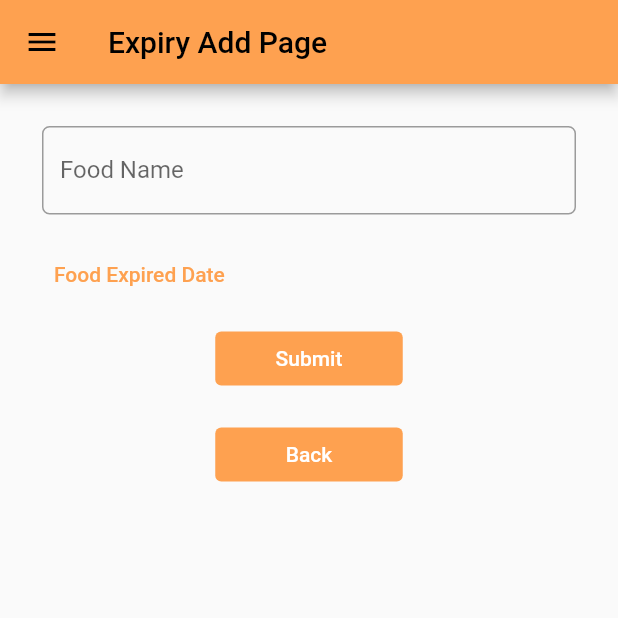
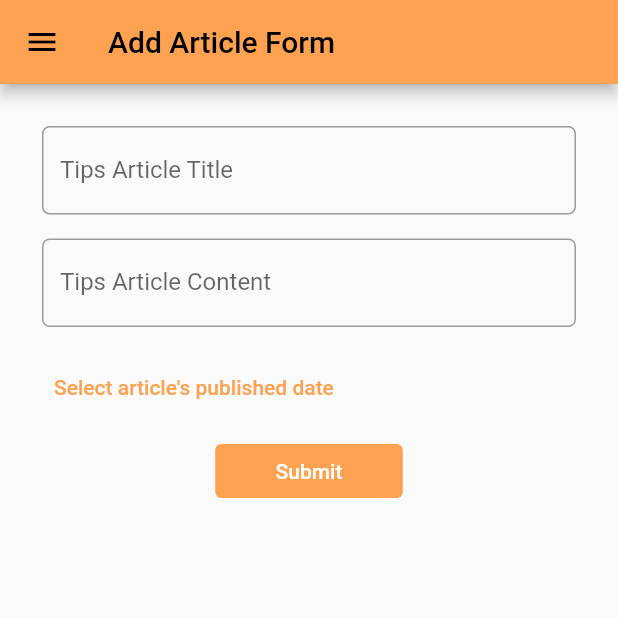
Before and after one commit to ramyanareswari/fooody-mobile-app, a Flutter app: the AddArticlePage screen opened directly, on a phone screen of 412 x 824 dp, the top half of it. Run offline on Flutter 3.47's test engine with Material 2 defaults, Android fonts, the phone set to English and light mode, and no system bars; our stand-ins replace shared_preferences; accounts and stored records are empty; network calls fail.

Commit message:
upgrade: tips module

```diff
--- a/tips/lib/common/fetch_tips.dart
+++ b/tips/lib/common/fetch_tips.dart
@@ -4,6 +4,7 @@ import 'package:flutter/material.dart';
 import 'package:http/http.dart' as http;
 import 'dart:convert';
 import 'package:tips/models/tips_model.dart';
+import 'package:fooody/common/cookie_request.dart';
 
 
 Future<List<MyArticle>> fetchWatchList() async {
@@ -14,6 +15,7 @@ Future<List<MyArticle>> fetchWatchList() async {
     headers: {
       "Access-Control-Allow-Origin": "*",
       "Content-Type": "application/json",
+      'Accept': '*/*'
     },
   );
 
--- a/tips/lib/screens/add_tips.dart
+++ b/tips/lib/screens/add_tips.dart
@@ -1,8 +1,13 @@
-// ignore_for_file: non_constant_identifier_names
+// ignore_for_file: non_constant_identifier_names, use_build_context_synchronously, unused_import, depend_on_referenced_packages, unused_local_variable
 
 import 'package:flutter/material.dart';
 import 'package:fooody/widgets/drawer.dart';
+import 'package:tips/screens/tips_home_page.dart';
 
+import 'dart:convert' as convert;
+import 'package:http/http.dart' as http;
+import 'package:provider/provider.dart';
+import 'package:fooody/common/cookie_request.dart';
 
 class AddArticlePage extends StatefulWidget {
   const AddArticlePage({Key? key}) : super(key: key);
@@ -13,14 +18,16 @@ class AddArticlePage extends StatefulWidget {
 
 class _AddArticlePage extends State<AddArticlePage> {
   final _formKey = GlobalKey<FormState>();
-  String food_name = "";
-  DateTime? food_expired_date;
+  String typedtitle = "";
+  String typedcontent = "";
+  DateTime typedpublish = DateTime.now();
 
   @override
   Widget build(BuildContext context) {
+    final request = context.watch<CookieRequest>();
     return Scaffold(
       appBar: AppBar(
-        title: const Text("Expiry Add Page"),
+        title: const Text("Add Article Form"),
       ),
       drawer: const AppDrawer(),
       body: Form(
@@ -36,8 +43,7 @@ class _AddArticlePage extends State<AddArticlePage> {
                   padding: const EdgeInsets.all(8.0),
                   child: TextFormField(
                     decoration: InputDecoration(
-                      hintText: "Example: Mi Yamin Fasilkom",
-                      labelText: "Food Name",
+                      labelText: "Tips Article Title",
                       // Menambahkan circular border agar lebih rapi
                       border: OutlineInputBorder(
                         borderRadius: BorderRadius.circular(5.0),
@@ -46,19 +52,51 @@ class _AddArticlePage extends State<AddArticlePage> {
                     // Menambahkan behavior saat nama diketik
                     onChanged: (String? value) {
                       setState(() {
-                        food_name = value!;
+                        typedtitle = value!;
                       });
                     },
                     // Menambahkan behavior saat data disimpan
                     onSaved: (String? value) {
                       setState(() {
-                        food_name = value!;
+                        typedtitle = value!;
                       });
                     },
                     // Validator sebagai validasi form
                     validator: (String? value) {
                       if (value == null || value.isEmpty) {
-                        return 'Food name can\'t be empty!';
+                        return 'Title cannot be empty';
+                      }
+                      return null;
+                    },
+                  ),
+                ),
+                Padding(
+                  // Menggunakan padding sebesar 8 pixels
+                  padding: const EdgeInsets.all(8.0),
+                  child: TextFormField(
+                    decoration: InputDecoration(
+                      labelText: "Tips Article Content",
+                      // Menambahkan circular border agar lebih rapi
+                      border: OutlineInputBorder(
+                        borderRadius: BorderRadius.circular(5.0),
+                      ),
+                    ),
+                    // Menambahkan behavior saat nama diketik
+                    onChanged: (String? value) {
+                      setState(() {
+                        typedcontent = value!;
+                      });
+                    },
+                    // Menambahkan behavior saat data disimpan
+                    onSaved: (String? value) {
+                      setState(() {
+                        typedcontent = value!;
+                      });
+                    },
+                    // Validator sebagai validasi form
+                    validator: (String? value) {
+                      if (value == null || value.isEmpty) {
+                        return 'Content cannot be empty!';
                       }
                       return null;
                     },
@@ -68,7 +106,7 @@ class _AddArticlePage extends State<AddArticlePage> {
                   // Menggunakan padding sebesar 8 pixels
                   padding: const EdgeInsets.all(8.0),
                   child: TextButton(
-                    child: const Text("Food Expired Date"),
+                    child: const Text("Select article's published date"),
                     onPressed: () {
                       showDatePicker(
                         context: context,
@@ -77,7 +115,7 @@ class _AddArticlePage extends State<AddArticlePage> {
                         lastDate: DateTime(2200),
                       ).then((date) {
                         setState(() {
-                          food_expired_date = date;
+                          typedpublish = date!;
                         });
                       });
                     },
@@ -93,42 +131,34 @@ class _AddArticlePage extends State<AddArticlePage> {
                             backgroundColor: MaterialStateProperty.all(
                                 const Color(0xFFFEA150)),
                           ),
-                          onPressed: () {
-                            if (_formKey.currentState!.validate() &&
-                                food_expired_date != null) {
-
-                              setState(() {
-                                food_name = "";
-                                food_expired_date = null;
-                              });
-
-                              Navigator.pop(context);
-                            }
-                          },
                           child: const Text(
                             "Submit",
                             style: TextStyle(color: Colors.white),
                           ),
-                        ),
-                      ),
-                      const SizedBox(
-                        width: 100,
-                        child: Text(""),
-                      ),
-                      SizedBox(
-                        width: 125,
-                        child: TextButton(
-                          style: ButtonStyle(
-                            backgroundColor: MaterialStateProperty.all(
-                                const Color(0xFFFEA150)),
-                          ),
-                          onPressed: () {
-                            Navigator.pop(context);
+                          onPressed: () async {
+                            if (_formKey.currentState!.validate()) {
+                              final response = await request.post(
+                                  "https://fooodybuddy.up.railway.app/tips/flutter/add-article-flutter/",
+                                  {
+                                    'title': typedtitle,
+                                    'content': typedcontent,
+                                    'publish': typedpublish,
+                                  });
+
+                              ScaffoldMessenger.of(context)
+                                  .showSnackBar(const SnackBar(
+                                content: Text("Successfully added an article!",
+                                    style: TextStyle(fontFamily: 'Poppins')),
+                              ));
+                              Navigator.pushReplacement(
+                                context,
+                                MaterialPageRoute(
+                                    builder: (context) =>
+                                        const AddArticlePage()),
+                              );
+                            }
                           },
-                          child: const Text(
-                            "Back",
-                            style: TextStyle(color: Colors.white),
-                          ),
+
                         ),
                       ),
                     ],
--- a/tips/lib/screens/detail_tips_page.dart
+++ b/tips/lib/screens/detail_tips_page.dart
@@ -5,10 +5,7 @@ import 'package:tips/models/tips_model.dart';
 import 'package:intl/intl.dart';
 
 class DetailTipsPage extends StatefulWidget {
-  const DetailTipsPage({
-    super.key,
-    required this.model,
-  });
+  const DetailTipsPage({super.key, required this.model});
   static const String routeName = "detail-tips";
   final MyArticle model;
 
--- a/tips/lib/widgets/widget.dart
+++ b/tips/lib/widgets/widget.dart
@@ -1,6 +1,12 @@
+// ignore_for_file: unused_import, depend_on_referenced_packages, unused_local_variable
+
 import 'package:flutter/material.dart';
 import 'package:tips/models/tips_model.dart';
 import 'package:tips/screens/detail_tips_page.dart';
+import 'package:fooody/common/cookie_request.dart';
+import 'dart:convert' as convert;
+import 'package:fooody/screens/login.dart';
+import 'package:provider/provider.dart';
 
 class ArticleItem extends StatelessWidget {
   const ArticleItem({
@@ -12,6 +18,7 @@ class ArticleItem extends StatelessWidget {
 
   @override
   Widget build(BuildContext context) {
+    final request = context.watch<CookieRequest>();
     return Card(
       margin: const EdgeInsets.fromLTRB(20, 10, 20, 5),
       child: Row(
@@ -53,6 +60,8 @@ class ArticleItem extends StatelessWidget {
                     overflow: TextOverflow.ellipsis,
                   ),
                 ),
+
+                // ========= ini ketika dipencet akan mengarah ke
                 Padding(
                   padding: const EdgeInsets.only(left: 15),
                   child: ElevatedButton(
@@ -91,7 +100,7 @@ class CardBannerLoggedIn extends StatelessWidget {
       child: const Padding(
         padding: EdgeInsets.all(30.0),
         child: Text(
-          "Kamu bisa menambahkan artikel di sini, Buddy. Konten yang akan kamu unggah dapat berupa tips pengelolaan sisa makanan, cara mengurangi food waste, atau hal lainnya yang berkaitan erat dengan food waste.",
+          "Halo, Buddy! Kamu bisa menambahkan artikel di sini. Konten yang akan kamu unggah dapat berupa tips pengelolaan sisa makanan, cara mengurangi food waste, atau hal lainnya yang berkaitan erat dengan food waste.",
           style: TextStyle(
             fontFamily: "Poppins",
             fontSize: 14,
```
Also changed, not shown: tips/lib/screens/tips_home_page.dart (+35 -15 lines).
